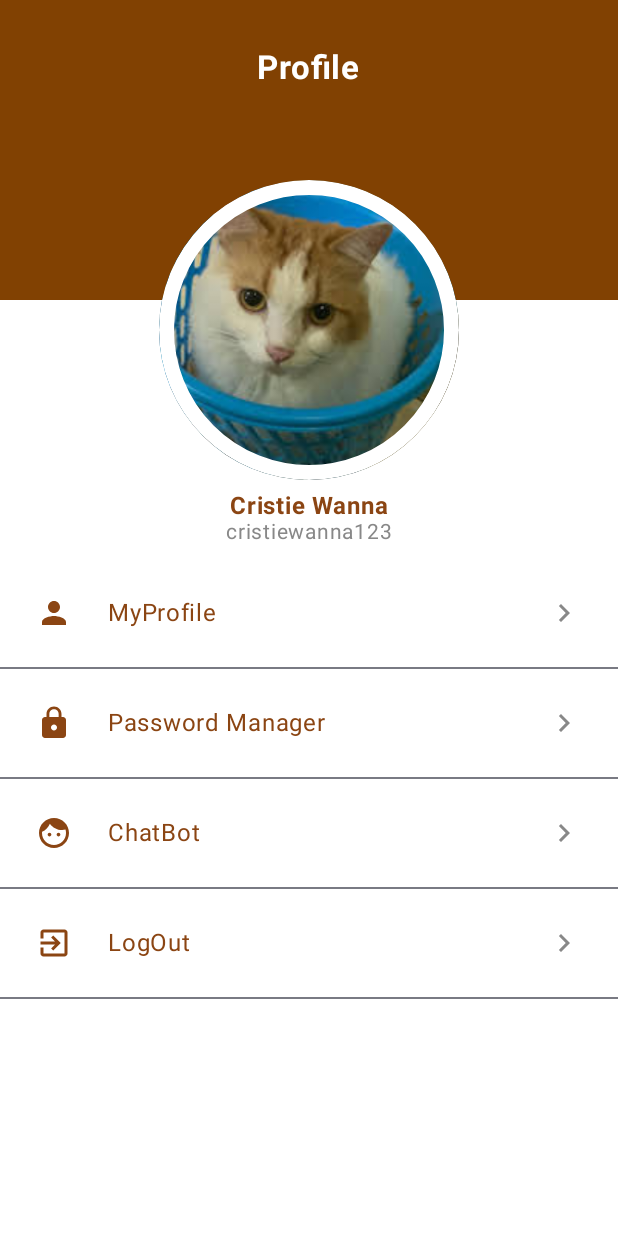
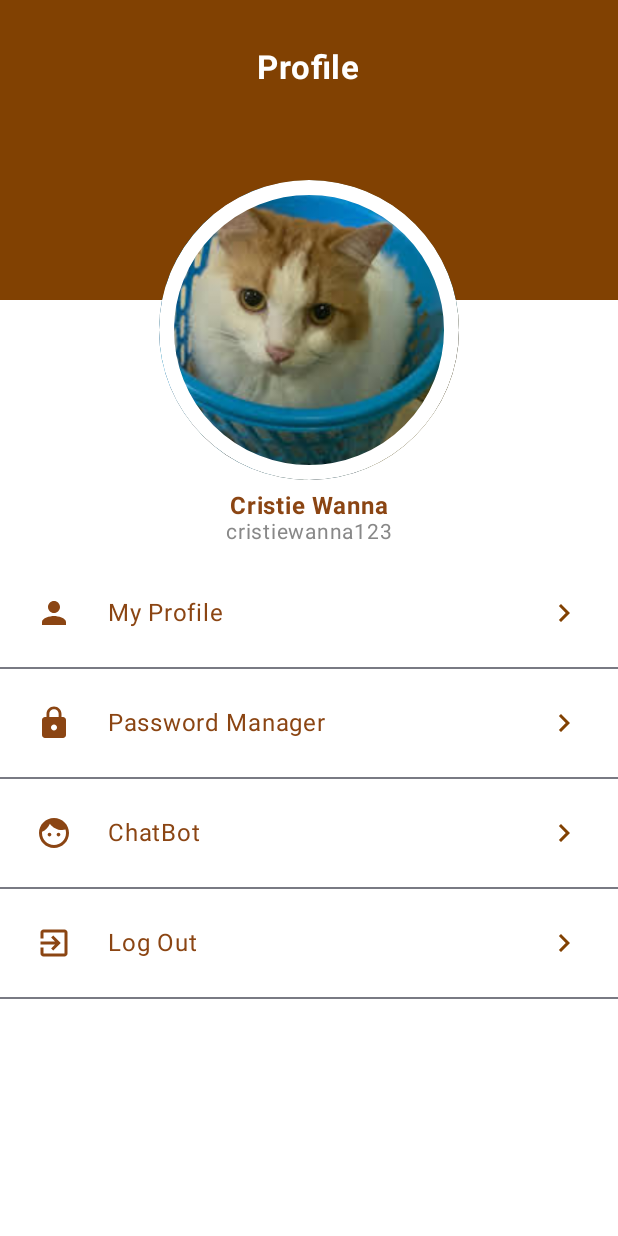
Before and after one commit to Limzen/Luminara-mobile, an Android app built with Jetpack Compose: the screen it shows after launch (MainActivity), on a phone screen of 412 x 824 dp. Run offline under Robolectric (Android 15) with nearby library versions, the light colour scheme and no system bars.

Commit message:
Minor fix profile screen

```diff
--- a/app/src/main/java/com/example/luminara/ui/screens/profile/ProfileScreen.kt
+++ b/app/src/main/java/com/example/luminara/ui/screens/profile/ProfileScreen.kt
@@ -7,9 +7,9 @@ import androidx.compose.foundation.clickable
 import androidx.compose.foundation.layout.*
 import androidx.compose.foundation.shape.CircleShape
 import androidx.compose.material.icons.Icons
-import androidx.compose.material.icons.filled.ExitToApp
+import androidx.compose.material.icons.automirrored.filled.ExitToApp
+import androidx.compose.material.icons.automirrored.filled.KeyboardArrowRight
 import androidx.compose.material.icons.filled.Face
-import androidx.compose.material.icons.filled.KeyboardArrowRight
 import androidx.compose.material.icons.filled.Lock
 import androidx.compose.material.icons.filled.Person
 import androidx.compose.material3.*
@@ -89,10 +89,10 @@ fun ProfileScreen() {
 
 
 
-        ProfileMenuItem(icon = Icons.Default.Person, text = "MyProfile")
+        ProfileMenuItem(icon = Icons.Default.Person, text = "My Profile")
         ProfileMenuItem(icon = Icons.Default.Lock, text = "Password Manager")
         ProfileMenuItem(icon = Icons.Default.Face, text = "ChatBot")
-        ProfileMenuItem(icon = Icons.Default.ExitToApp, text = "LogOut")
+        ProfileMenuItem(icon = Icons.AutoMirrored.Filled.ExitToApp, text = "Log Out")
     }
 }
 
@@ -120,9 +120,9 @@ fun ProfileMenuItem(icon: ImageVector, text: String) {
                 modifier = Modifier.weight(1f)
             )
             Icon(
-                imageVector = Icons.Default.KeyboardArrowRight,
+                imageVector = Icons.AutoMirrored.Filled.KeyboardArrowRight,
                 contentDescription = "Next",
-                tint = Color.Gray
+                tint = Primary
             )
         }
         Divider()
--- a/app/src/main/java/com/example/luminara/ui/screens/profile/myprofile/MyProfileScreen.kt
+++ /dev/null
@@ -1 +0,0 @@
-package com.example.luminara.ui.screens.profile.myprofile
```
